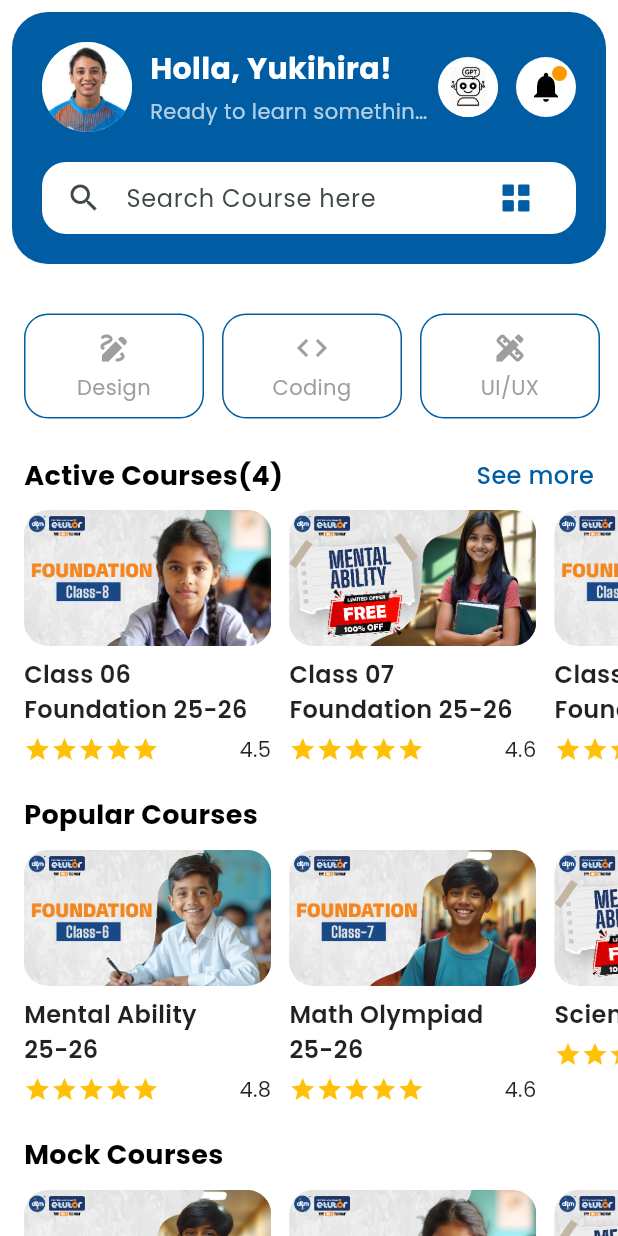
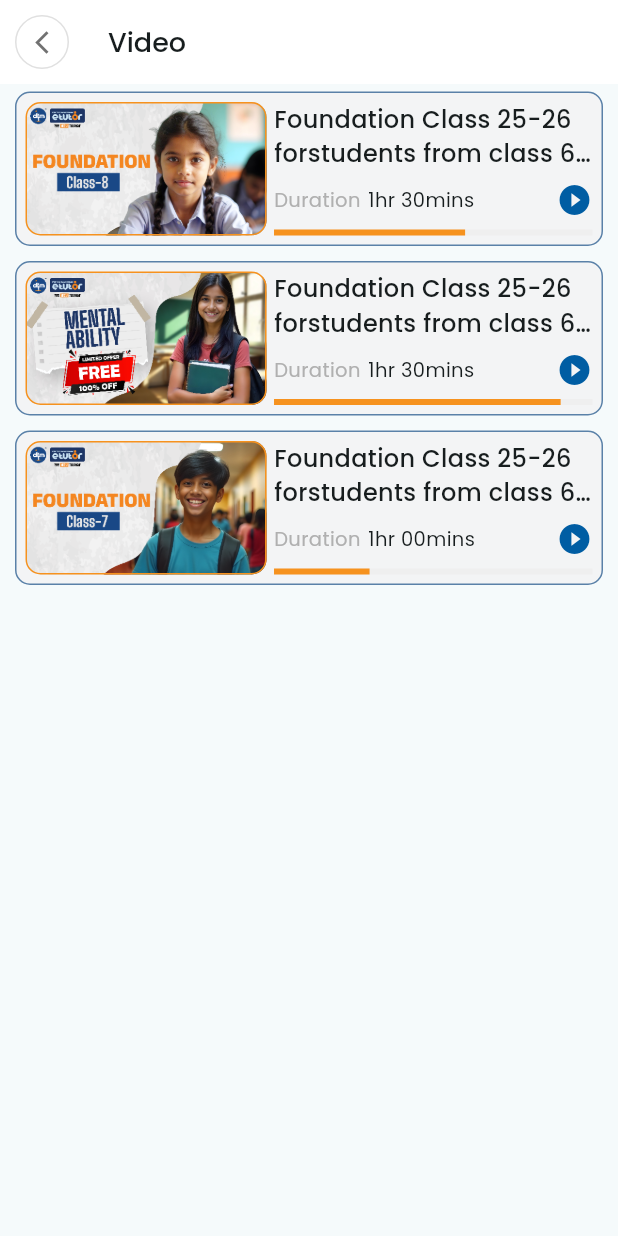
Before and after one commit to donymashup/Etutor, a Flutter app: the screen it shows after launch, on a phone screen of 412 x 824 dp. Run offline on Flutter 3.47's test engine with Material 3 defaults, Android fonts, the light colour scheme and no system bars; our stand-ins replace dotted_border, fl_chart, lottie, percent_indicator, pinput; missing offline and left inert: iconify_flutter.

Commit message:
chater video screen completed

```diff
--- a/lib/features/my_course/screens/gk_vedios.dart
+++ b/lib/features/my_course/screens/gk_vedios.dart
@@ -53,7 +53,8 @@ GkVedios({super.key});
                 width: MediaQuery.of(context).size.width * 0.5,)),
             ),
             Column(
-              children: List.generate(
+              children:
+              List.generate(
               _videos.length,
                 (index) {
                   final video =_videos[index];
--- /dev/null
+++ b/lib/features/subscribed_course/screens/subscribed_course_vedio.dart
@@ -0,0 +1,64 @@
+import 'package:etutor/common/constants/app_constants.dart';
+import 'package:etutor/common/widgets/back_button.dart';
+import 'package:etutor/features/subscribed_course/widgets/video_card.dart';
+import 'package:flutter/material.dart';
+
+class SubscribedCourseVedio extends StatelessWidget {
+  SubscribedCourseVedio({super.key});
+
+ final List<Map<String,dynamic>> _videos =[
+  {
+   'title' :"Foundation Class 25-26 forstudents from class 6 - 7 foundation",
+   'img':"assets/images/course1.png",
+   'duration':"1hr 30mins",
+   'progress' : 0.6,
+  },
+   {
+   'title' :"Foundation Class 25-26 forstudents from class 6 - 7 foundation",
+   'img':"assets/images/course2.png",
+   'duration':"1hr 30mins",
+   'progress' : 0.9,
+  },
+   {
+   'title' :"Foundation Class 25-26 forstudents from class 6 - 7 foundation",
+   'img':"assets/images/course3.png",
+   'duration':"1hr 00mins",
+   'progress' : 0.3,
+  },
+ ];
+
+  @override
+  Widget build(BuildContext context) {
+    return Scaffold(
+      appBar: AppBar(
+        backgroundColor: AppColor.whiteColor,
+        title: Text(
+          "Video",
+          style: TextStyle(fontWeight: FontWeight.w500,fontSize: 18),
+        ),
+        leading: Padding(
+          padding: const EdgeInsets.all(10.0),
+          child: CustomBackButton(),
+        ),
+      ),
+      body: Column(
+        children: [
+              Expanded(
+                child: ListView.builder(
+                  itemCount: _videos.length,
+                  itemBuilder: (context, index) {
+                    final video = _videos[index];
+                    return VideoCard(
+                      title: video['title']!,
+                      img: video['img']!,
+                      duration: video['duration']!,
+                      progress: video['progress']!,
+                    );
+                  },
+                ),
+              )
+        ],
+      ),
+    );
+  }
+}
--- /dev/null
+++ b/lib/features/subscribed_course/widgets/video_card.dart
@@ -0,0 +1,100 @@
+//card for gk video
+import 'package:etutor/common/constants/app_constants.dart';
+import 'package:flutter/material.dart';
+
+class VideoCard extends StatelessWidget {
+  String title;
+  String img;
+  String duration;
+  double progress;
+
+  VideoCard({
+    super.key,
+    required this.duration,
+    required this.img,
+    required this.title,
+    required this.progress,
+  });
+
+  @override
+  Widget build(BuildContext context) {
+    return Container(
+      decoration: BoxDecoration(
+        borderRadius: BorderRadiusDirectional.circular(10),
+        border: Border.all(color: AppColor.lightNightBlue),
+        color: AppColor.greyCardBackground,
+      ),
+      width: MediaQuery.of(context).size.width,
+      height: MediaQuery.of(context).size.width * 0.25,
+      margin: EdgeInsets.symmetric(horizontal: 10, vertical: 5),
+      child: Padding(
+        padding: const EdgeInsets.all(6.0),
+        child: Row(
+          children: [
+            Container(
+              decoration: BoxDecoration(
+                borderRadius: BorderRadius.circular(10),
+                border: Border.all(color: AppColor.secondaryColor),
+                image: DecorationImage(
+                  image: AssetImage(img),
+                  fit: BoxFit.cover,
+                ),
+              ),
+              height: MediaQuery.of(context).size.width * 0.25,
+              width: MediaQuery.of(context).size.width * 0.39,
+            ),
+            SizedBox(
+              width: 5,
+            ),
+            Expanded(
+              child: SizedBox(
+                height: MediaQuery.of(context).size.width * 0.27,
+                child: Column(
+                  mainAxisAlignment: MainAxisAlignment.spaceBetween,
+                  crossAxisAlignment: CrossAxisAlignment.start,
+                  children: [
+                    Text(
+                      title,
+                      maxLines: 2,
+                      overflow: TextOverflow.ellipsis,
+                      style:
+                          TextStyle(fontWeight: FontWeight.w500, fontSize: 16),
+                    ),
+                    Row(
+                      mainAxisAlignment: MainAxisAlignment.spaceBetween,
+                      children: [
+                        Text(
+                          "Duration",
+                          style:
+                              TextStyle(color: AppColor.greyText, fontSize: 13),
+                        ),
+                        SizedBox(
+                          width: 5,
+                        ),
+                        Expanded(
+                            child: Text(
+                          duration,
+                          style: TextStyle(fontSize: 13),
+                        )),
+                        Icon(
+                          Icons.play_circle_fill_outlined,
+                          color: AppColor.primaryColor,
+                          size: 24,
+                        )
+                      ],
+                    ),
+                    LinearProgressIndicator(
+                      value: progress,
+                      backgroundColor: AppColor.greyAppBar,
+                      valueColor: AlwaysStoppedAnimation<Color>(AppColor.secondaryColor),
+                    )
+                  ],
+                ),
+              ),
+            )
+          ],
+        ),
+      ),
+    );
+  }
+}
--- a/lib/main.dart
+++ b/lib/main.dart
@@ -30,6 +30,7 @@ import 'package:etutor/common/widgets/bottom_navigation_bar.dart';
 import 'package:etutor/features/home/screen/home_screen.dart';
 import 'package:etutor/features/subscribed_course/screens/subscribed_course_overview.dart';
 import 'package:etutor/features/subscribed_course/screens/subscribed_course_subject.dart';
+import 'package:etutor/features/subscribed_course/screens/subscribed_course_vedio.dart';
 import 'package:etutor/features/subscribed_course/screens/subscribed_courses_tests.dart';
 import 'package:flutter/material.dart';
 
@@ -78,9 +79,9 @@ class MyApp extends StatelessWidget {
        //  home: BottomNavBarScreen(),
       // home: OngoingLiveScreen(),
       // home: CourseDetailsScreen(),
-      home: HomePage(),
+     // home: HomePage(),
      // home: GkVedios(),
-
+    home: SubscribedCourseVedio(),
     );
   }
 }
```
Also changed, not shown: lib/features/home/screen/home_screen.dart (+16 -96 lines), 1 other file.
